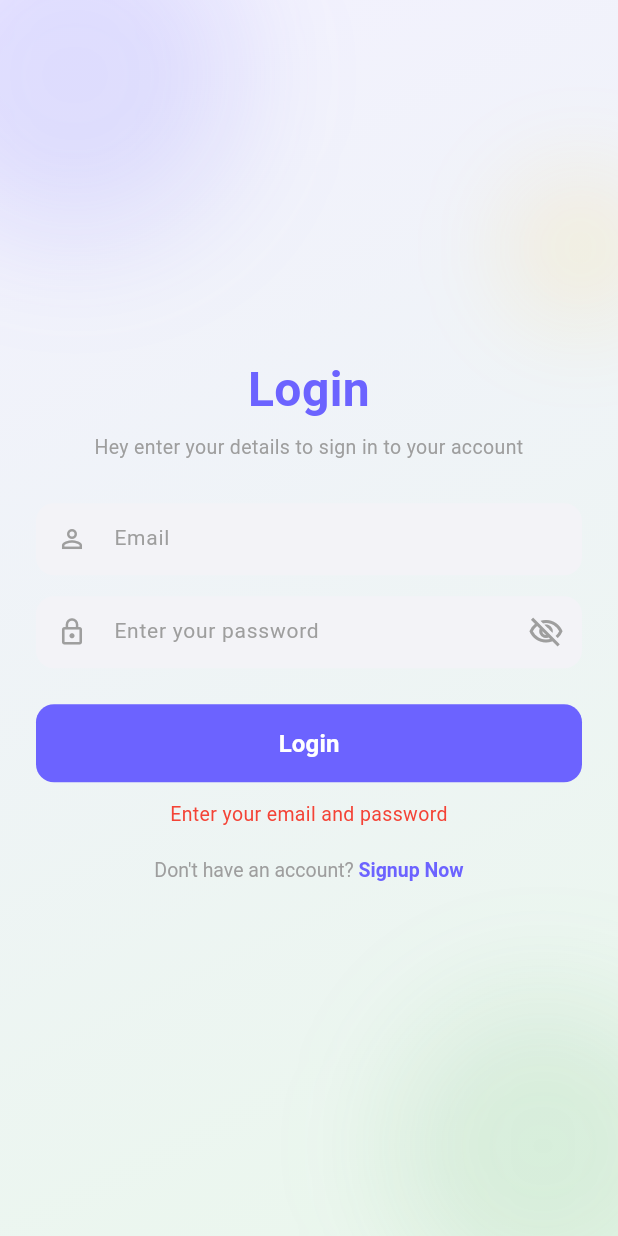
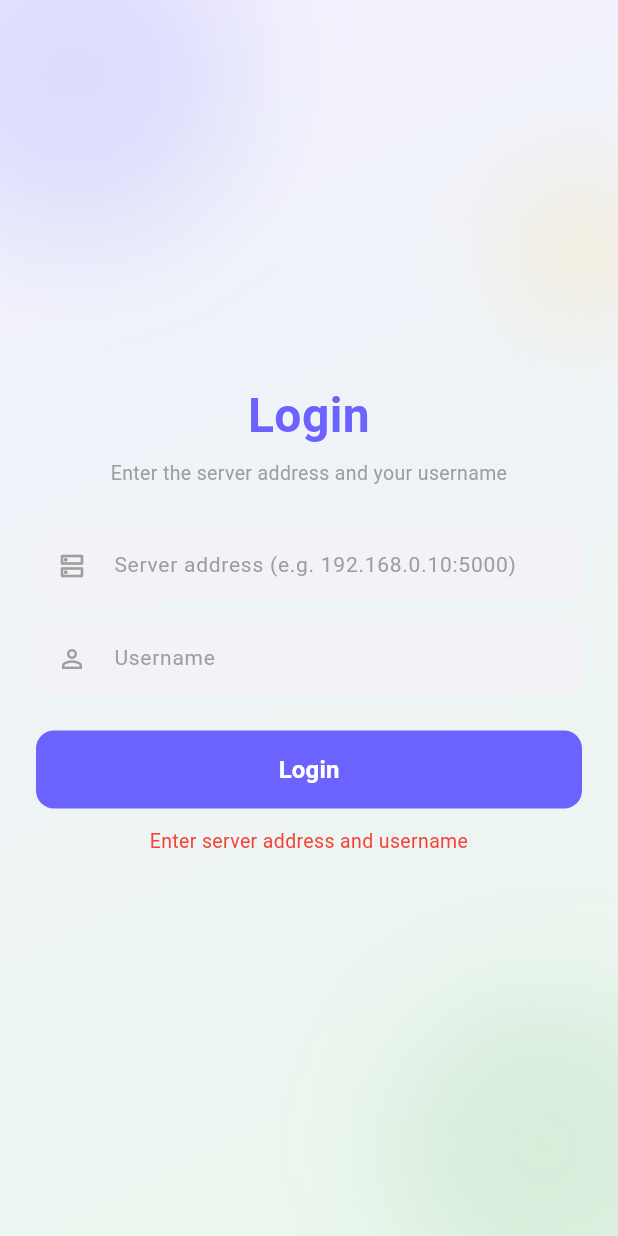
Before and after one commit to joan-code6/broccoli, a Flutter app: the screen it shows after launch, after a tap on "Login", on a phone screen of 412 x 824 dp. Run offline on Flutter 3.47's test engine with Material 3 defaults, Android fonts, the phone set to English and light mode, and no system bars.

Commit message:
change login way

```diff
--- a/app/lib/login_screen.dart
+++ b/app/lib/login_screen.dart
@@ -1,10 +1,8 @@
-import 'dart:async';
+import 'dart:convert';
 import 'dart:ui';
 import 'package:flutter/material.dart';
-import 'package:flutter/gestures.dart';
-import 'package:shared_preferences/shared_preferences.dart';
-import 'signup_screen.dart';
-import 'nfc_screen.dart';
+import 'package:http/http.dart' as http;
+import 'history_screen.dart';
 
 class LoginScreen extends StatefulWidget {
   const LoginScreen({super.key});
@@ -14,71 +12,77 @@ class LoginScreen extends StatefulWidget {
 }
 
 class _LoginScreenState extends State<LoginScreen> {
-  final TextEditingController _emailController = TextEditingController();
-  final TextEditingController _passwordController = TextEditingController();
-  bool _obscurePassword = true;
-  bool _isChecking = false;
+  final TextEditingController _serverController = TextEditingController();
+  final TextEditingController _usernameController = TextEditingController();
+  bool _isLoading = false;
   String? _errorMessage;
-  Timer? _errorTimer;
 
   @override
   void dispose() {
-    _emailController.dispose();
-    _passwordController.dispose();
-    _errorTimer?.cancel();
+    _serverController.dispose();
+    _usernameController.dispose();
     super.dispose();
   }
 
-  void _showError(String message) {
-    _errorTimer?.cancel();
-    setState(() {
-      _errorMessage = message;
-    });
-    _errorTimer = Timer(const Duration(seconds: 2), () {
-      if (!mounted) return;
-      setState(() {
-        _errorMessage = null;
-      });
-    });
+  String _normalizeServerUrl(String input) {
+    var value = input.trim();
+    if (!value.startsWith('http://') && !value.startsWith('https://')) {
+      value = 'http://$value';
+    }
+    if (value.endsWith('/')) {
+      value = value.substring(0, value.length - 1);
+    }
+    return value;
   }
 
   Future<void> _handleLogin() async {
-    final email = _emailController.text.trim();
-    final password = _passwordController.text;
+    final serverInput = _serverController.text.trim();
+    final username = _usernameController.text.trim();
 
-    if (email.isEmpty || password.isEmpty) {
-      _showError('Enter your email and password');
+    if (serverInput.isEmpty || username.isEmpty) {
+      setState(() {
+        _errorMessage = 'Enter server address and username';
+      });
       return;
     }
 
     setState(() {
-      _isChecking = true;
+      _isLoading = true;
       _errorMessage = null;
     });
-    _errorTimer?.cancel();
 
-    final prefs = await SharedPreferences.getInstance();
-    final savedEmail = prefs.getString('saved_email');
-    final savedPassword = prefs.getString('saved_password');
+    final baseUrl = _normalizeServerUrl(serverInput);
 
-    if (!mounted) return;
+    try {
+      final response = await http.post(
+        Uri.parse('$baseUrl/register_player'),
+        headers: {'Content-Type': 'application/json'},
+        body: jsonEncode({'username': username}),
+      );
 
-    final isMatch =
-        savedEmail != null &&
-        savedPassword != null &&
-        email == savedEmail &&
-        password == savedPassword;
+      if (!mounted) return;
 
-    setState(() {
-      _isChecking = false;
-    });
+      setState(() {
+        _isLoading = false;
+      });
 
-    if (isMatch) {
-      Navigator.of(context).pushReplacement(
-        MaterialPageRoute(builder: (context) => const NfcScreen()),
-      );
-    } else {
-      _showError('Incorrect email or password');
+      if (response.statusCode == 200) {
+        Navigator.of(context).pushReplacement(
+          MaterialPageRoute(
+            builder: (context) => const HistoryScreen(records: []),
+          ),
+        );
+      } else {
+        setState(() {
+          _errorMessage = 'Server rejected the request';
+        });
+      }
+    } catch (e) {
+      if (!mounted) return;
+      setState(() {
+        _isLoading = false;
+        _errorMessage = 'Could not reach the server';
+      });
     }
   }
 
@@ -101,8 +105,6 @@ class _LoginScreenState extends State<LoginScreen> {
     required TextEditingController controller,
     required String hint,
     required IconData icon,
-    bool obscureText = false,
-    Widget? suffixIcon,
   }) {
     return Container(
       height: 48,
@@ -112,11 +114,9 @@ class _LoginScreenState extends State<LoginScreen> {
       ),
       child: TextField(
         controller: controller,
-        obscureText: obscureText,
         style: const TextStyle(fontSize: 14),
         decoration: InputDecoration(
           prefixIcon: Icon(icon, color: Colors.grey, size: 20),
-          suffixIcon: suffixIcon,
           hintText: hint,
           hintStyle: const TextStyle(fontSize: 14, color: Colors.grey),
           border: InputBorder.none,
@@ -183,42 +183,28 @@ class _LoginScreenState extends State<LoginScreen> {
                       ),
                       const SizedBox(height: 6),
                       const Text(
-                        'Hey enter your details to sign in to your account',
+                        'Enter the server address and your username',
                         textAlign: TextAlign.center,
                         style: TextStyle(fontSize: 13, color: Colors.grey),
                       ),
                       const SizedBox(height: 28),
                       _buildTextField(
-                        controller: _emailController,
-                        hint: 'Email',
-                        icon: Icons.person_outline,
+                        controller: _serverController,
+                        hint: 'Server address (e.g. 192.168.0.10:5000)',
+                        icon: Icons.dns_outlined,
                       ),
                       const SizedBox(height: 14),
                       _buildTextField(
-                        controller: _passwordController,
-                        hint: 'Enter your password',
-                        icon: Icons.lock_outline,
-                        obscureText: _obscurePassword,
-                        suffixIcon: IconButton(
-                          icon: Icon(
-                            _obscurePassword
-                                ? Icons.visibility_off_outlined
-                                : Icons.visibility_outlined,
-                            color: Colors.grey,
-                          ),
-                          onPressed: () {
-                            setState(() {
-                              _obscurePassword = !_obscurePassword;
-                            });
-                          },
-                        ),
+                        controller: _usernameController,
+                        hint: 'Username',
+                        icon: Icons.person_outline,
                       ),
                       const SizedBox(height: 24),
                       SizedBox(
                         width: double.infinity,
                         height: 52,
                         child: ElevatedButton(
-                          onPressed: _isChecking ? null : _handleLogin,
+                          onPressed: _isLoading ? null : _handleLogin,
                           style: ElevatedButton.styleFrom(
                             backgroundColor: const Color(0xFF6C63FF),
                             shape: RoundedRectangleBorder(
@@ -226,7 +212,7 @@ class _LoginScreenState extends State<LoginScreen> {
                             ),
                             elevation: 0,
                           ),
-                          child: _isChecking
+                          child: _isLoading
                               ? const SizedBox(
                                   width: 20,
                                   height: 20,
@@ -255,38 +241,6 @@ class _LoginScreenState extends State<LoginScreen> {
                             color: Colors.red,
                           ),
                         ),
-                      const SizedBox(height: 20),
-                      Align(
-                        alignment: Alignment.center,
-                        child: RichText(
-                          textAlign: TextAlign.center,
-                          text: TextSpan(
-                            style: const TextStyle(
-                              fontSize: 13,
-                              color: Colors.grey,
-                            ),
-                            children: [
-                              const TextSpan(text: "Don't have an account? "),
-                              TextSpan(
-                                text: 'Signup Now',
-                                style: const TextStyle(
-                                  color: Color(0xFF6C63FF),
-                                  fontWeight: FontWeight.w600,
-                                ),
-                                recognizer: TapGestureRecognizer()
-                                  ..onTap = () {
-                                    Navigator.of(context).push(
-                                      MaterialPageRoute(
-                                        builder: (context) =>
-                                            const SignupScreen(),
-                                      ),
-                                    );
-                                  },
-                              ),
-                            ],
-                          ),
-                        ),
-                      ),
                     ],
                   ),
                 ),
```
Also changed, not shown: app/lib/nfc_screen.dart (deleted, +0 -126 lines).
